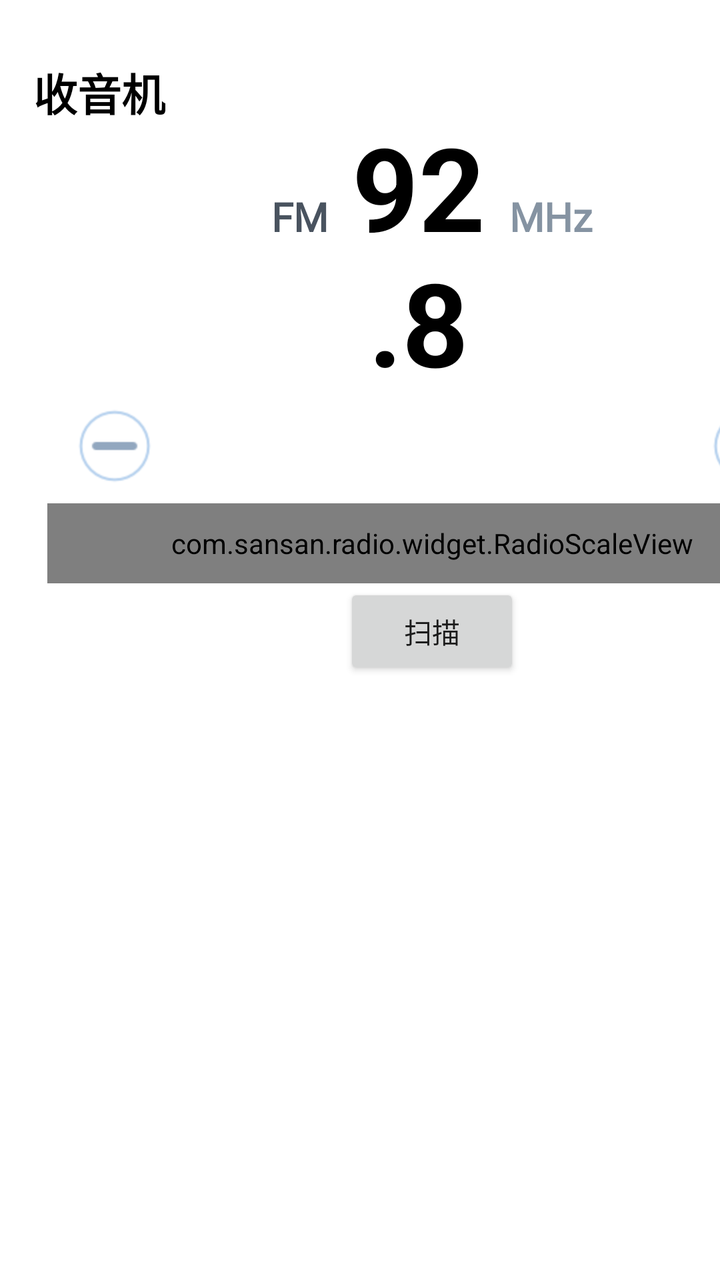
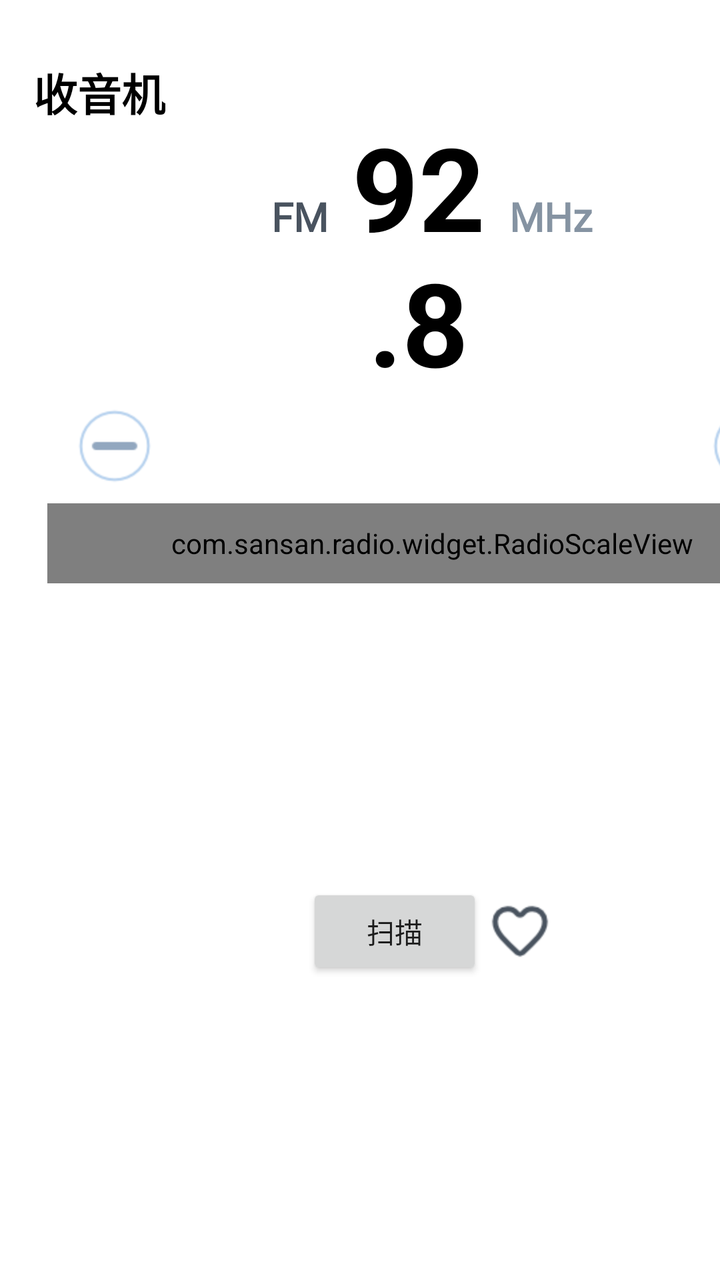

Compare the two renders of this Android layout. The source of the first and the diff that turns it into the second are given below.
<!-- AndroidManifest.xml: application theme AppTheme -->
<!-- res/layout/activity_main.xml -->
<LinearLayout xmlns:android="http://schemas.android.com/apk/res/android"
    android:layout_width="match_parent"
    android:layout_height="match_parent"
    xmlns:app="http://schemas.android.com/apk/res-auto"
    android:orientation="horizontal">

    <LinearLayout
        android:layout_width="1296px"
        android:layout_height="match_parent"
        android:orientation="vertical" >

        <TextView
            android:layout_width="wrap_content"
            android:layout_height="wrap_content"
            android:layout_marginTop="90px"
            android:layout_marginStart="50px"
            android:textColor="@color/black"
            android:textSize="22sp"
            android:textStyle="bold"
            android:fontFamily="@font/alibabapuhuiti_3_65_medium"
            android:text="收音机" />

        <LinearLayout
            android:layout_width="wrap_content"
            android:layout_height="wrap_content"
            android:orientation="horizontal"
            android:layout_gravity="center_horizontal"
            android:gravity="bottom" >

            <TextView
                android:layout_width="wrap_content"
                android:layout_height="wrap_content"
                android:textColor="@color/color_49535F"
                android:textSize="20sp"
                android:textStyle="bold"
                android:includeFontPadding="false"
                android:lineSpacingExtra="0dp"
                android:fontFamily="@font/alibabapuhuiti_3_65_medium"
                android:text="FM" />

            <TextView
                android:id="@+id/tv_frequency"
                android:layout_width="240px"
                android:layout_height="wrap_content"
                android:layout_marginStart="16px"
                android:layout_marginEnd="16px"
                android:gravity="center"
                android:textColor="@color/black"
                android:textSize="58sp"
                android:textStyle="bold"
                android:includeFontPadding="false"
                android:lineSpacingExtra="0dp"
                android:text="92.8" />

            <TextView
                android:layout_width="wrap_content"
                android:layout_height="wrap_content"
                android:textColor="@color/color_8593A2"
                android:textSize="20sp"
                android:textStyle="bold"
                android:includeFontPadding="false"
                android:lineSpacingExtra="0dp"
                android:fontFamily="@font/alibabapuhuiti_3_65_medium"
                android:text="MHz" />

        </LinearLayout>
        
        <androidx.constraintlayout.widget.ConstraintLayout
            android:layout_width="1104px"
            android:layout_height="wrap_content"
            android:layout_gravity="center_horizontal" >

            <ImageView
                android:layout_width="wrap_content"
                android:layout_height="wrap_content"
                app:layout_constraintStart_toStartOf="parent"
                app:layout_constraintTop_toTopOf="parent"
                android:src="@drawable/selector_radio_btn_sub"/>

            <ImageView
                android:layout_width="wrap_content"
                android:layout_height="wrap_content"
                app:layout_constraintEnd_toEndOf="parent"
                app:layout_constraintTop_toTopOf="parent"
                android:src="@drawable/selector_radio_btn_add"/>


        </androidx.constraintlayout.widget.ConstraintLayout>

        <com.sansan.radio.widget.RadioScaleView
            android:id="@+id/view_radio_scale"
            android:layout_width="1154px"
            android:layout_height="120px"
            android:layout_gravity="center_horizontal"
            android:layout_marginTop="10px" />

        <LinearLayout
            android:layout_width="wrap_content"
            android:layout_height="wrap_content"
            android:orientation="horizontal"
            android:layout_gravity="center_horizontal"
            android:gravity="center_vertical" >

            <Button
                android:id="@+id/bt"
                android:layout_width="wrap_content"
                android:layout_height="wrap_content"
                android:text="扫描"/>


        </LinearLayout>


    </LinearLayout>

    <LinearLayout
        android:layout_width="match_parent"
        android:layout_height="match_parent"
        android:orientation="vertical"
        android:background="@color/color_C5DBF2" >



    </LinearLayout>




</LinearLayout>
<!-- resources referenced by this layout -->
<resources>
  <color name="black">#FF000000</color>
  <color name="color_49535F">#49535F</color>
  <color name="color_8593A2">#8593A2</color>
  <color name="color_C5DBF2">#C5DBF2</color>
  <!-- drawable selector_radio_btn_add (drawable) -->
  <?xml version="1.0" encoding="utf-8"?>
  <selector xmlns:android="http://schemas.android.com/apk/res/android">
  
      <item android:drawable="@mipmap/img_radio_btn_add_d" android:state_pressed="true"/>
      <item android:drawable="@mipmap/img_radio_btn_add"/>
  
  </selector>
  <!-- drawable selector_radio_btn_sub (drawable) -->
  <?xml version="1.0" encoding="utf-8"?>
  <selector xmlns:android="http://schemas.android.com/apk/res/android">
  
      <item android:drawable="@mipmap/img_radio_btn_sub_d" android:state_pressed="true"/>
      <item android:drawable="@mipmap/img_radio_btn_sub"/>
  
  </selector>
  <style name="AppTheme" parent="Theme.AppCompat.Light.NoActionBar">
  
          <item name="colorPrimary">@color/color_transparent</item>
          <item name="colorPrimaryDark">@color/color_transparent</item>
          <item name="colorAccent">@color/color_transparent</item>
          <item name="android:windowBackground">@color/white</item>
  
          <item name="android:windowTranslucentNavigation">false</item>
          <item name="android:windowTranslucentStatus">false</item>
          <item name="android:windowIsTranslucent">false</item>
  
          <item name="android:windowAnimationStyle">@style/Animation</item>
  
      </style>
  <color name="color_transparent">#00000000</color>
  <color name="white">#FFFFFFFF</color>
  <style name="Animation">
          <item name="android:activityOpenEnterAnimation">@null</item>
          <item name="android:activityOpenExitAnimation">@null</item>
          <item name="android:activityCloseEnterAnimation">@null</item>
          <item name="android:activityCloseExitAnimation">@null</item>
          <item name="android:taskOpenEnterAnimation">@null</item>
          <item name="android:taskOpenExitAnimation">@null</item>
          <item name="android:taskCloseEnterAnimation">@null</item>
          <item name="android:taskCloseExitAnimation">@null</item>
          <item name="android:taskToFrontEnterAnimation">@null</item>
          <item name="android:taskToFrontExitAnimation">@null</item>
          <item name="android:taskToBackEnterAnimation">@null</item>
          <item name="android:taskToBackExitAnimation">@null</item>
      </style>
</resources>

<!-- the commit's change to res/layout/activity_main.xml (unified diff, before → after) -->
@@ -96,7 +96,7 @@
 
         <LinearLayout
             android:layout_width="wrap_content"
-            android:layout_height="wrap_content"
+            android:layout_height="match_parent"
             android:orientation="horizontal"
             android:layout_gravity="center_horizontal"
             android:gravity="center_vertical" >
@@ -106,6 +106,11 @@
                 android:layout_width="wrap_content"
                 android:layout_height="wrap_content"
                 android:text="扫描"/>
+
+            <ImageView
+                android:layout_width="wrap_content"
+                android:layout_height="wrap_content"
+                android:src="@drawable/selector_radio_btn_fav"/>
 
 
         </LinearLayout>
<!-- resource entries referenced after the edit -->
@@ -10,6 +10,14 @@
   
       <item android:drawable="@mipmap/img_radio_btn_add_d" android:state_pressed="true"/>
       <item android:drawable="@mipmap/img_radio_btn_add"/>
+  
+  </selector>
+  <!-- drawable selector_radio_btn_fav (drawable) -->
+  <?xml version="1.0" encoding="utf-8"?>
+  <selector xmlns:android="http://schemas.android.com/apk/res/android">
+  
+      <item android:drawable="@mipmap/img_radio_btn_fav_ed" android:state_selected="true"/>
+      <item android:drawable="@mipmap/img_radio_btn_fav"/>
   
   </selector>
   <!-- drawable selector_radio_btn_sub (drawable) -->
